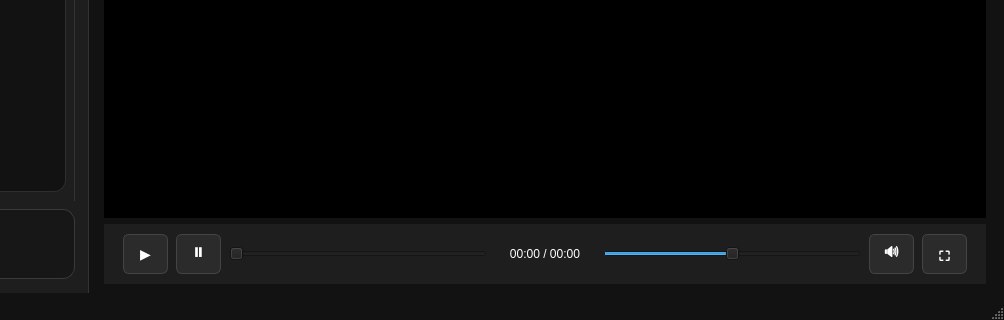
First picture: the form in mainwindow.ui, repository EsslamEssam/SSC_Player, before the edit; both pictures show x 196 to 1200 and y 380 to 700 of the 1200 by 700 pixel window.
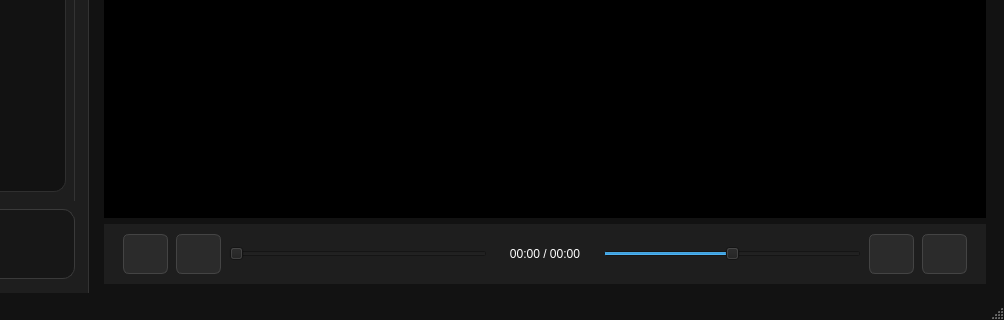
Second picture: the form after the edit.

Commit message: add speed & resolutaion buttons in YT video player

Diff of the .ui file:
```diff
--- a/mainwindow.ui
+++ b/mainwindow.ui
@@ -732,7 +732,7 @@
 }</string>
               </property>
               <property name="text">
-               <string>▶</string>
+               <string/>
               </property>
              </widget>
             </item>
@@ -782,7 +782,7 @@
 }</string>
               </property>
               <property name="text">
-               <string>⏸</string>
+               <string/>
               </property>
              </widget>
             </item>
@@ -861,8 +861,8 @@
               <property name="layoutDirection">
                <enum>Qt::LayoutDirection::LeftToRight</enum>
               </property>
-              <property name="text">
-               <string>🔊</string>
+             <property name="text">
+               <string/>
               </property>
              </widget>
             </item>
@@ -893,7 +893,7 @@
                </font>
               </property>
               <property name="text">
-               <string>⛶</string>
+               <string/>
               </property>
              </widget>
             </item>
```
The commit also changes 4 other files.
